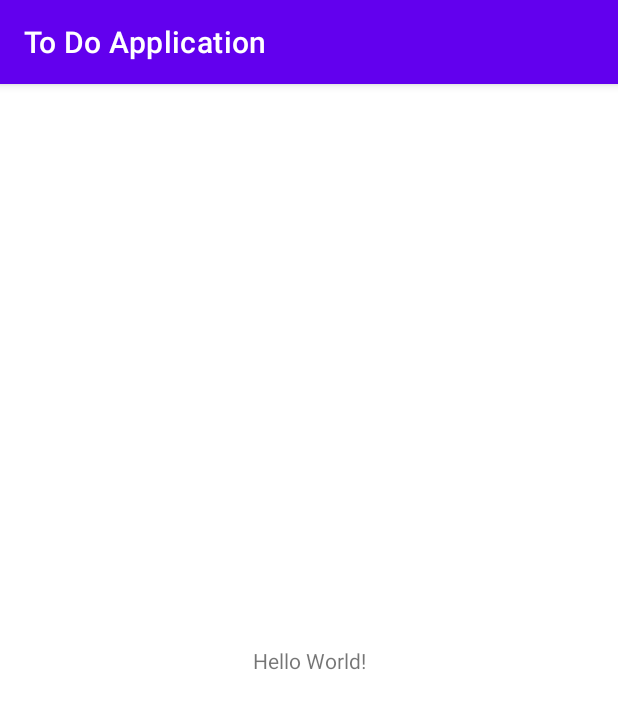
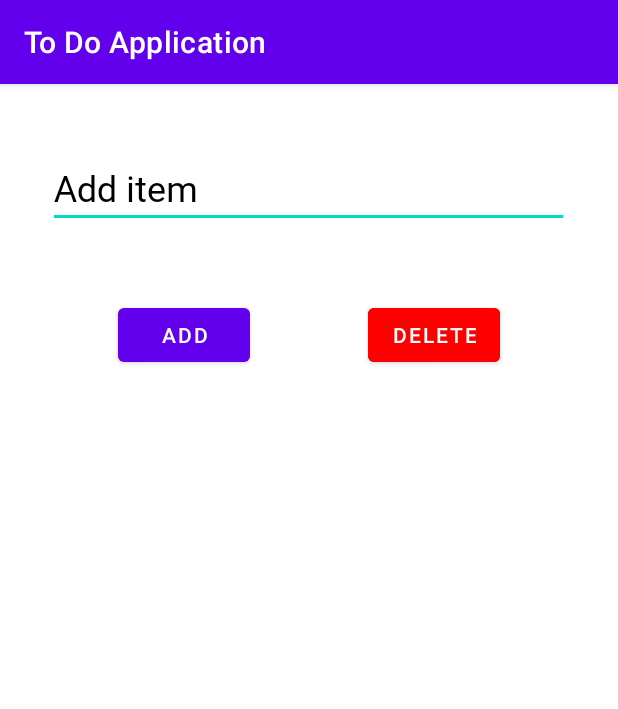
Before and after one commit to nicatdursunlu/To-Do-Application, an Android app: the screen it shows after launch (MainActivity), on a phone screen of 412 x 824 dp. Shown: the top 709 px of the screen. Run offline under Robolectric (Android 15) with nearby library versions, the phone set to English and light mode, and no system bars.

Commit message:
add text and buttons

```diff
--- a/app/src/main/res/layout/activity_main.xml
+++ b/app/src/main/res/layout/activity_main.xml
@@ -7,13 +7,46 @@
     android:layout_height="match_parent"
     tools:context=".MainActivity">
 
-    <TextView
+
+    <EditText
+        android:id="@+id/add_item_edit"
+        style="@style/TextStyle"
+        android:layout_width="347dp"
+        android:layout_height="46dp"
+        android:ems="10"
+        android:hint="@string/add_item"
+        android:inputType="text"
+        android:textColorHint="@color/black"
+        app:layout_constraintBottom_toBottomOf="parent"
+        app:layout_constraintEnd_toEndOf="parent"
+        app:layout_constraintHorizontal_bias="0.492"
+        app:layout_constraintStart_toStartOf="parent"
+        app:layout_constraintTop_toTopOf="parent"
+        app:layout_constraintVertical_bias="0.069" />
+
+    <Button
+        android:id="@+id/add_button"
         android:layout_width="wrap_content"
         android:layout_height="wrap_content"
-        android:text="Hello World!"
+        android:text="@string/add"
+        app:layout_constraintBaseline_toBaselineOf="@+id/delete_button"
+        app:layout_constraintEnd_toStartOf="@+id/delete_button"
+        app:layout_constraintHorizontal_bias="0.5"
+        app:layout_constraintStart_toStartOf="parent" />
+
+    <Button
+        android:id="@+id/delete_button"
+        android:layout_width="wrap_content"
+        android:layout_height="wrap_content"
+        android:text="@string/delete"
+        android:backgroundTint="@color/red"
         app:layout_constraintBottom_toBottomOf="parent"
-        app:layout_constraintLeft_toLeftOf="parent"
-        app:layout_constraintRight_toRightOf="parent"
-        app:layout_constraintTop_toTopOf="parent" />
+        app:layout_constraintEnd_toEndOf="parent"
+        app:layout_constraintHorizontal_bias="0.5"
+        app:layout_constraintStart_toEndOf="@+id/add_button"
+        app:layout_constraintTop_toBottomOf="@+id/add_item_edit"
+        app:layout_constraintVertical_bias="0.076" />
+
+
 
 </androidx.constraintlayout.widget.ConstraintLayout>
--- a/app/src/main/res/values/colors.xml
+++ b/app/src/main/res/values/colors.xml
@@ -7,4 +7,5 @@
     <color name="teal_700">#FF018786</color>
     <color name="black">#FF000000</color>
     <color name="white">#FFFFFFFF</color>
+    <color name="red">#FF0000</color>
 </resources>
--- a/app/src/main/res/values/strings.xml
+++ b/app/src/main/res/values/strings.xml
@@ -1,3 +1,6 @@
 <resources>
     <string name="app_name">To Do Application</string>
+    <string name="add_item">Add item</string>
+    <string name="add">Add</string>
+    <string name="delete">Delete</string>
 </resources>
--- /dev/null
+++ b/app/src/main/res/values/styles.xml
@@ -0,0 +1,8 @@
+<?xml version="1.0" encoding="utf-8"?>
+<resources>
+    <style name="TextStyle">
+        <item name="android:fontFamily">@font/roboto</item>
+        <item name="android:textSize">24sp</item>
+        <item name="android:textColor">@color/black</item>
+    </style>
+</resources>
```
Also changed, not shown: app/src/main/res/font/roboto.ttf (added).
